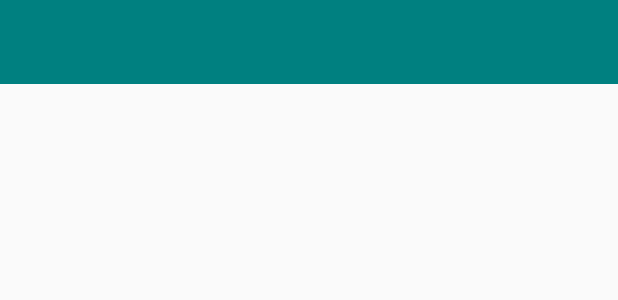
After one commit to ShonenDi/TwitterClone, an Android app: the layout my_toolbar.xml on its own in the app's theme, with its tools: preview values and no code run, on a phone screen of 412 x 824 dp. The commit adds this screen. Shown: the top 300 px of the screen. Run offline under Robolectric (Android 15) with nearby library versions, the phone set to English and light mode, and no system bars.

Commit message:
add toolbar and menu options

```diff
--- a/app/build.gradle
+++ b/app/build.gradle
@@ -28,7 +28,7 @@ dependencies {
 
     implementation 'androidx.appcompat:appcompat:1.1.0'
     implementation 'androidx.constraintlayout:constraintlayout:1.1.3'
-    testImplementation 'junit:junit:4.12'
+    testImplementation 'junit:junit:4.13'
     androidTestImplementation 'androidx.test.ext:junit:1.1.1'
     androidTestImplementation 'androidx.test.espresso:espresso-core:3.2.0'
     implementation "com.github.parse-community.Parse-SDK-Android:parse:1.18.5"
--- a/app/src/main/AndroidManifest.xml
+++ b/app/src/main/AndroidManifest.xml
@@ -13,7 +13,9 @@
         android:roundIcon="@mipmap/ic_launcher_round"
         android:supportsRtl="true"
         android:theme="@style/AppTheme">
-        <activity android:name=".TwitterUsers"></activity>
+        <activity
+            android:name=".TwitterUsers"
+            android:theme="@style/AppTheme.NoActionBar"/>
         <activity android:name=".LogIn" />
         <activity android:name=".SingUp">
             <intent-filter>
--- /dev/null
+++ b/app/src/main/res/layout/my_toolbar.xml
@@ -0,0 +1,9 @@
+<?xml version="1.0" encoding="utf-8"?>
+<androidx.appcompat.widget.Toolbar xmlns:android="http://schemas.android.com/apk/res/android"
+    android:layout_width="match_parent"
+    android:layout_height="?actionBarSize"
+    android:id="@+id/myToolbar"
+    android:background="@color/toolbar"
+    android:theme="@style/AppTheme.NoActionBar">
+
+</androidx.appcompat.widget.Toolbar>
--- a/app/src/main/res/values/colors.xml
+++ b/app/src/main/res/values/colors.xml
@@ -3,4 +3,5 @@
     <color name="colorPrimary">#6200EE</color>
     <color name="colorPrimaryDark">#3700B3</color>
     <color name="colorAccent">#03DAC5</color>
+    <color name="toolbar">#008080</color>
 </resources>
--- a/app/src/main/res/values/styles.xml
+++ b/app/src/main/res/values/styles.xml
@@ -8,4 +8,8 @@
         <item name="colorAccent">@color/colorAccent</item>
     </style>
 
+    <style name="AppTheme.NoActionBar">
+        <item name="windowActionBar">false</item>
+        <item name="windowNoTitle">true</item>
+    </style>
 </resources>
```
Also changed, not shown: app/src/main/java/com/shonen/ukr/qtwitterclone/TwitterUsers.java (+29 -1 lines), app/src/main/res/menu/my_menu.xml (added, +14 -0 lines).
